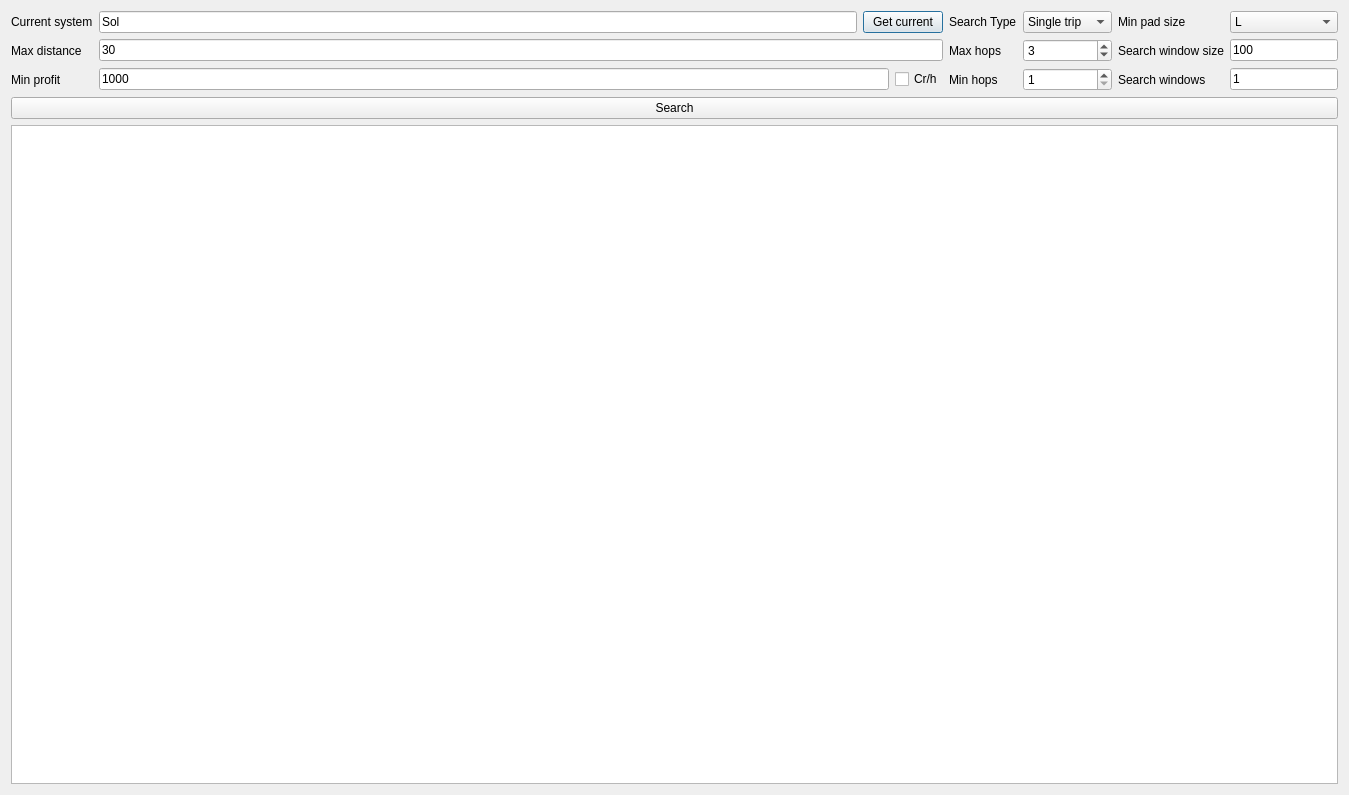
The window that src/ui/SearchTab.ui (BeTeK/EliteMerchant) describes before a commit, drawn with Qt 5.
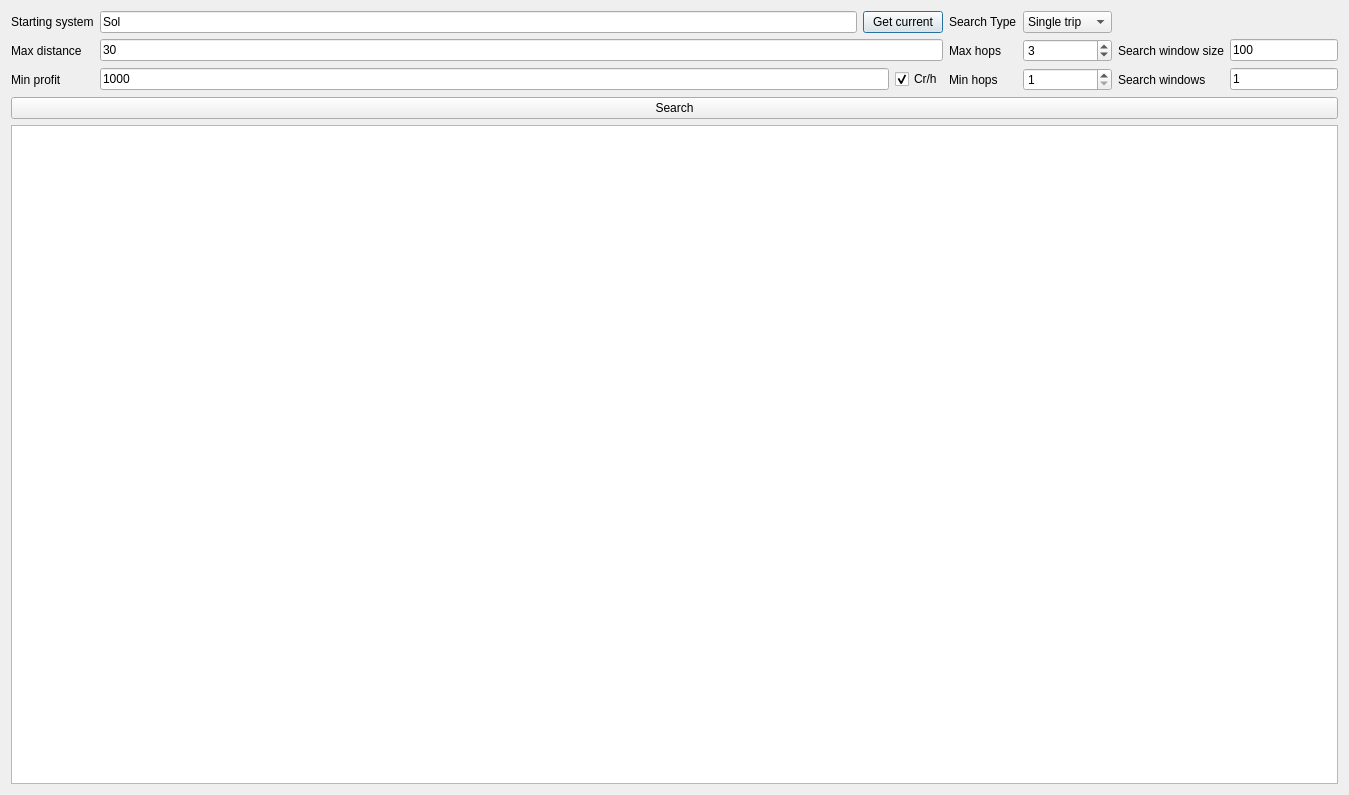
The same window after the commit.

Commit message: ship info to top of view current system update added jumprange to search parameters disabled twoway search

Diff of the .ui file:
```diff
--- a/src/ui/SearchTab.ui
+++ b/src/ui/SearchTab.ui
@@ -60,7 +60,7 @@
        <item row="1" column="0">
         <widget class="QLabel" name="label">
          <property name="text">
-          <string>Current system</string>
+          <string>Starting system</string>
          </property>
         </widget>
        </item>
@@ -78,6 +78,9 @@
            <property name="text">
             <string>Cr/h</string>
            </property>
+           <property name="checked">
+            <bool>true</bool>
+           </property>
           </widget>
          </item>
         </layout>
@@ -122,41 +125,6 @@
          </property>
         </widget>
        </item>
-       <item row="1" column="5">
-        <widget class="QComboBox" name="minPadSizeCombo">
-         <property name="sizePolicy">
-          <sizepolicy hsizetype="Preferred" vsizetype="Fixed">
-           <horstretch>0</horstretch>
-           <verstretch>0</verstretch>
-          </sizepolicy>
-         </property>
-         <property name="currentIndex">
-          <number>2</number>
-         </property>
-         <item>
-          <property name="text">
-           <string>any</string>
-          </property>
-         </item>
-         <item>
-          <property name="text">
-           <string>M</string>
-          </property>
-         </item>
-         <item>
-          <property name="text">
-           <string>L</string>
-          </property>
-         </item>
-        </widget>
-       </item>
-       <item row="1" column="4">
-        <widget class="QLabel" name="label_5">
-         <property name="text">
-          <string>Min pad size</string>
-         </property>
-        </widget>
-       </item>
        <item row="1" column="3">
         <widget class="QComboBox" name="searchTypeCombo">
          <property name="currentIndex">
```
Left out of the diff: 5 changed lines with no effect on the pictures. The commit also changes 6 other files.
